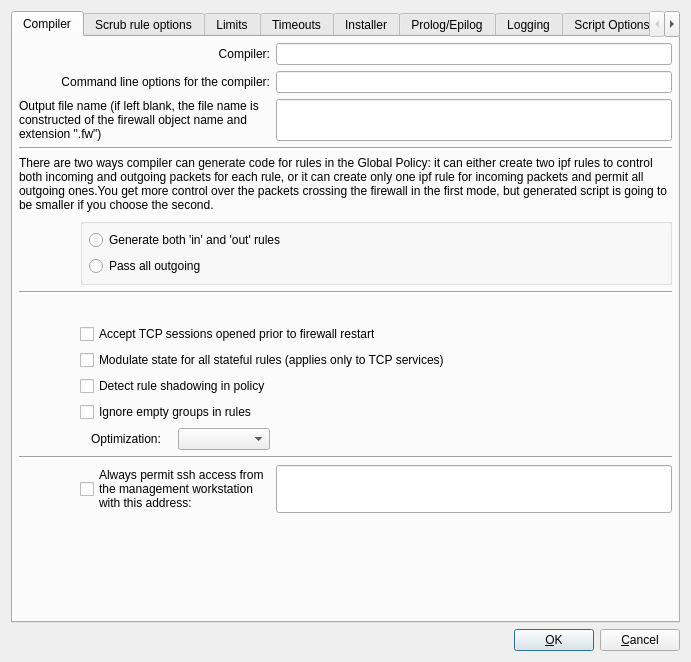
Before: the Qt Designer form src/gui/pfadvanceddialog_q.ui in fwbuilder/fwbuilder, drawn with Qt 5.
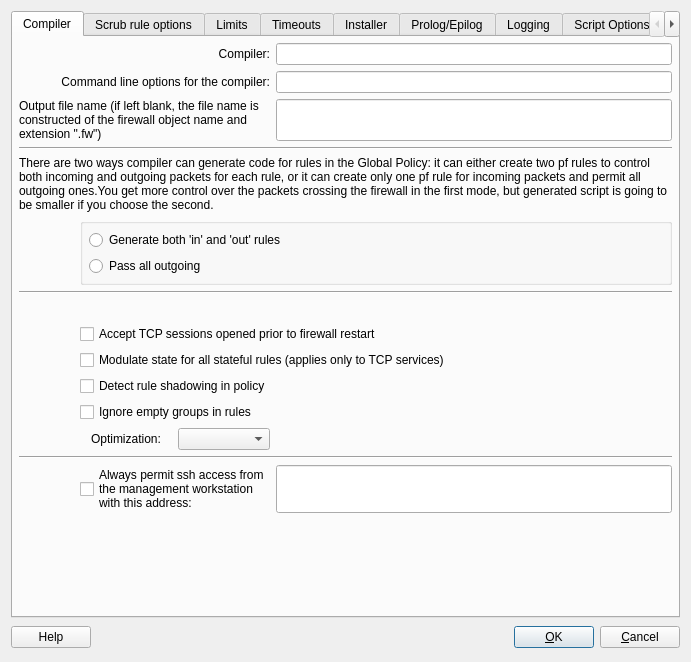
After: the same form once the commit is applied.

Commit message: added help page for the pf firewall

```diff
--- a/src/gui/pfadvanceddialog_q.ui
+++ b/src/gui/pfadvanceddialog_q.ui
@@ -16,67 +16,6 @@
    <bool>false</bool>
   </property>
   <layout class="QGridLayout" >
-   <property name="leftMargin" >
-    <number>11</number>
-   </property>
-   <property name="topMargin" >
-    <number>11</number>
-   </property>
-   <property name="rightMargin" >
-    <number>11</number>
-   </property>
-   <property name="bottomMargin" >
-    <number>11</number>
-   </property>
-   <item row="1" column="0" >
-    <layout class="QHBoxLayout" >
-     <item>
-      <spacer>
-       <property name="orientation" >
-        <enum>Qt::Horizontal</enum>
-       </property>
-       <property name="sizeType" >
-        <enum>QSizePolicy::Expanding</enum>
-       </property>
-       <property name="sizeHint" >
-        <size>
-         <width>20</width>
-         <height>20</height>
-        </size>
-       </property>
-      </spacer>
-     </item>
-     <item>
-      <widget class="QPushButton" name="buttonOk" >
-       <property name="text" >
-        <string>&amp;OK</string>
-       </property>
-       <property name="shortcut" >
-        <string/>
-       </property>
-       <property name="autoDefault" >
-        <bool>true</bool>
-       </property>
-       <property name="default" >
-        <bool>true</bool>
-       </property>
-      </widget>
-     </item>
-     <item>
-      <widget class="QPushButton" name="buttonCancel" >
-       <property name="text" >
-        <string>&amp;Cancel</string>
-       </property>
-       <property name="shortcut" >
-        <string/>
-       </property>
-       <property name="autoDefault" >
-        <bool>true</bool>
-       </property>
-      </widget>
-     </item>
-    </layout>
-   </item>
    <item row="0" column="0" >
     <widget class="QTabWidget" name="tabWidget3" >
      <property name="currentIndex" >
@@ -349,7 +288,7 @@
        <item row="4" column="0" colspan="4" >
         <widget class="QLabel" name="label571" >
          <property name="text" >
-          <string>There are two ways compiler can generate code for rules in the Global Policy: it can either create two ipf rules to control both incoming and outgoing packets for each rule, or it can create only one ipf rule for incoming packets and permit all outgoing ones.You get more control over the packets crossing the firewall in the first mode, but generated script is going to be smaller if you choose the second.</string>
+          <string>There are two ways compiler can generate code for rules in the Global Policy: it can either create two pf rules to control both incoming and outgoing packets for each rule, or it can create only one pf rule for incoming packets and permit all outgoing ones.You get more control over the packets crossing the firewall in the first mode, but generated script is going to be smaller if you choose the second.</string>
          </property>
          <property name="alignment" >
           <set>Qt::AlignLeading|Qt::AlignLeft|Qt::AlignVCenter</set>
@@ -2429,6 +2368,62 @@
      </widget>
     </widget>
    </item>
+   <item row="1" column="0" >
+    <layout class="QHBoxLayout" >
+     <item>
+      <widget class="QPushButton" name="buttonHelp" >
+       <property name="text" >
+        <string>Help</string>
+       </property>
+      </widget>
+     </item>
+     <item>
+      <spacer>
+       <property name="orientation" >
+        <enum>Qt::Horizontal</enum>
+       </property>
+       <property name="sizeType" >
+        <enum>QSizePolicy::Expanding</enum>
+       </property>
+       <property name="sizeHint" >
+        <size>
+         <width>331</width>
+         <height>27</height>
+        </size>
+       </property>
+      </spacer>
+     </item>
+     <item>
+      <widget class="QPushButton" name="buttonOk" >
+       <property name="text" >
+        <string>&amp;OK</string>
+       </property>
+       <property name="shortcut" >
+        <string/>
+       </property>
+       <property name="autoDefault" >
+        <bool>true</bool>
+       </property>
+       <property name="default" >
+        <bool>true</bool>
+       </property>
+      </widget>
+     </item>
+     <item>
+      <widget class="QPushButton" name="buttonCancel" >
+       <property name="text" >
+        <string>&amp;Cancel</string>
+       </property>
+       <property name="shortcut" >
+        <string/>
+       </property>
+       <property name="autoDefault" >
+        <bool>true</bool>
+       </property>
+      </widget>
+     </item>
+    </layout>
+   </item>
   </layout>
  </widget>
  <layoutdefault spacing="6" margin="11" />
```
Left out of the diff: 16 changed lines with no effect on the pictures. The commit also changes 4 other files.
